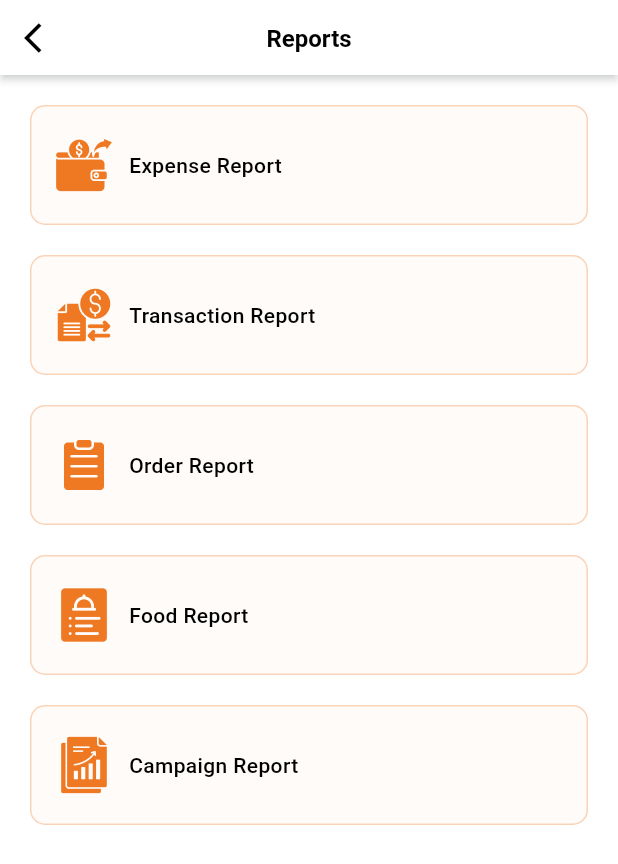
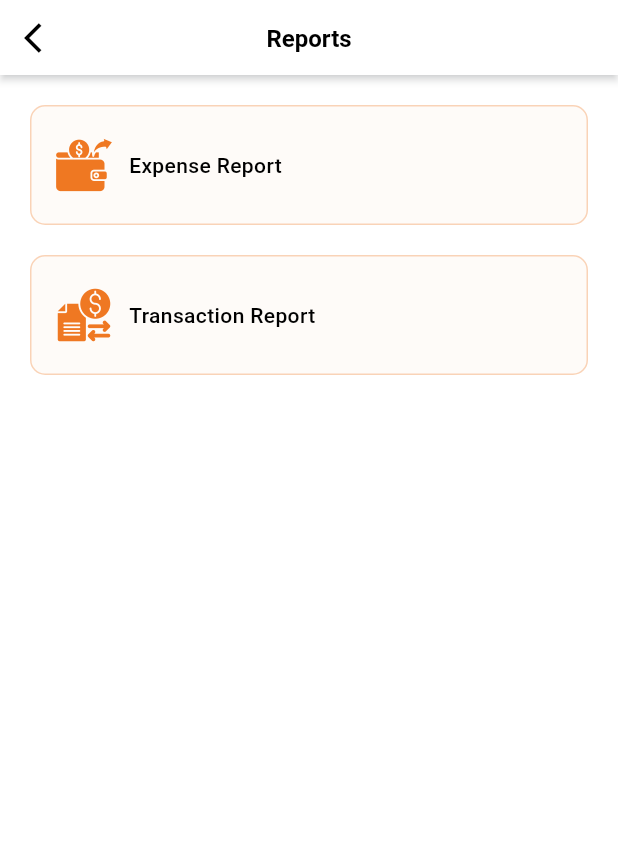
Before and after one commit to Refilex/gazzer-restaurant-app, a Flutter app: the ReportsScreen screen opened by its route, on a phone screen of 412 x 824 dp. Shown: the top 864 px of the screen. Run offline on Flutter 3.47's test engine with Material 3 defaults, Android fonts, the phone set to English and light mode, and no system bars; our stand-ins replace audioplayers, card_swiper, carousel_slider, connectivity_plus, country_code_picker, dotted_border and 19 more; missing offline and left inert: custom_info_window, esc_pos_utils, flutter_inappwebview, flutter_pos_printer_platform, just_the_tooltip, phone_numbers_parser; accounts and stored records are empty; network calls fail.

Commit message:
Removing all reports except expenses report and transactions report

```diff
--- a/assets/language/ar.json
+++ b/assets/language/ar.json
@@ -30,7 +30,7 @@
   "reset_password": "إعادة تعيين كلمة المرور",
   "order_id": "رقم التعريف الخاص بالطلب",
   "cash_on_delivery": "الدفع عند الاستلام",
-  "digital_payment": "الدفع الرقمي",
+  "digital_payment": "تم الدفع بواسطة بطاقة الائتمان",
   "paid": "مدفوع",
   "unpaid": "غير مدفوعة",
   "pending": "قيد الانتظار",
--- a/assets/language/en.json
+++ b/assets/language/en.json
@@ -28,7 +28,7 @@
   "reset_password": "Reset Password",
   "order_id": "Order ID",
   "cash_on_delivery": "Cash On Delivery",
-  "digital_payment": "Digital Payment",
+  "digital_payment": "Paid with visa",
   "paid": "Paid",
   "unpaid": "Unpaid",
   "pending": "Pending",
--- a/lib/features/menu/widgets/menu_button_widget.dart
+++ b/lib/features/menu/widgets/menu_button_widget.dart
@@ -1,3 +1,5 @@
+import 'package:flutter/material.dart';
+import 'package:get/get.dart';
 import 'package:stackfood_multivendor_restaurant/common/widgets/confirmation_dialog_widget.dart';
 import 'package:stackfood_multivendor_restaurant/common/widgets/custom_snackbar_widget.dart';
 import 'package:stackfood_multivendor_restaurant/features/auth/controllers/auth_controller.dart';
@@ -7,8 +9,6 @@ import 'package:stackfood_multivendor_restaurant/helper/route_helper.dart';
 import 'package:stackfood_multivendor_restaurant/util/dimensions.dart';
 import 'package:stackfood_multivendor_restaurant/util/images.dart';
 import 'package:stackfood_multivendor_restaurant/util/styles.dart';
-import 'package:flutter/material.dart';
-import 'package:get/get.dart';
 
 class MenuButtonWidget extends StatelessWidget {
   final MenuModel menu;
@@ -56,7 +56,7 @@ class MenuButtonWidget extends StatelessWidget {
       },
       child: Column(children: [
         Container(
-          height: size - (size * 0.2),
+          height: size - (size * 0.3),
           padding: const EdgeInsets.all(Dimensions.paddingSizeDefault),
           margin: const EdgeInsets.symmetric(
               horizontal: Dimensions.paddingSizeSmall),
--- a/lib/features/reports/screens/reports_screen.dart
+++ b/lib/features/reports/screens/reports_screen.dart
@@ -1,10 +1,10 @@
+import 'package:flutter/material.dart';
+import 'package:get/get.dart';
 import 'package:stackfood_multivendor_restaurant/common/widgets/custom_app_bar_widget.dart';
 import 'package:stackfood_multivendor_restaurant/features/reports/widgets/sub_menu_card_widget.dart';
 import 'package:stackfood_multivendor_restaurant/helper/route_helper.dart';
 import 'package:stackfood_multivendor_restaurant/util/dimensions.dart';
 import 'package:stackfood_multivendor_restaurant/util/images.dart';
-import 'package:flutter/material.dart';
-import 'package:get/get.dart';
 
 class ReportsScreen extends StatelessWidget {
   const ReportsScreen({super.key});
@@ -28,22 +28,22 @@ class ReportsScreen extends StatelessWidget {
                   image: Images.transactionIcon,
                   route: () =>
                       Get.toNamed(RouteHelper.getTransactionReportRoute())),
-              const SizedBox(height: Dimensions.paddingSizeLarge),
-              SubMenuCardWidget(
-                  title: 'order_report'.tr,
-                  image: Images.orderIcon,
-                  route: () => Get.toNamed(RouteHelper.getOrderReportRoute())),
-              const SizedBox(height: Dimensions.paddingSizeLarge),
-              SubMenuCardWidget(
-                  title: 'food_report'.tr,
-                  image: Images.foodIcon,
-                  route: () => Get.toNamed(RouteHelper.getFoodReportRoute())),
-              const SizedBox(height: Dimensions.paddingSizeLarge),
-              SubMenuCardWidget(
-                  title: 'campaign_report'.tr,
-                  image: Images.campaignIcon,
-                  route: () =>
-                      Get.toNamed(RouteHelper.getCampaignReportRoute())),
+              // const SizedBox(height: Dimensions.paddingSizeLarge),
+              // SubMenuCardWidget(
+              //     title: 'order_report'.tr,
+              //     image: Images.orderIcon,
+              //     route: () => Get.toNamed(RouteHelper.getOrderReportRoute())),
+              // const SizedBox(height: Dimensions.paddingSizeLarge),
+              // SubMenuCardWidget(
+              //     title: 'food_report'.tr,
+              //     image: Images.foodIcon,
+              //     route: () => Get.toNamed(RouteHelper.getFoodReportRoute())),
+              // const SizedBox(height: Dimensions.paddingSizeLarge),
+              // SubMenuCardWidget(
+              //     title: 'campaign_report'.tr,
+              //     image: Images.campaignIcon,
+              //     route: () =>
+              //         Get.toNamed(RouteHelper.getCampaignReportRoute())),
             ]),
           ),
         ));
```
